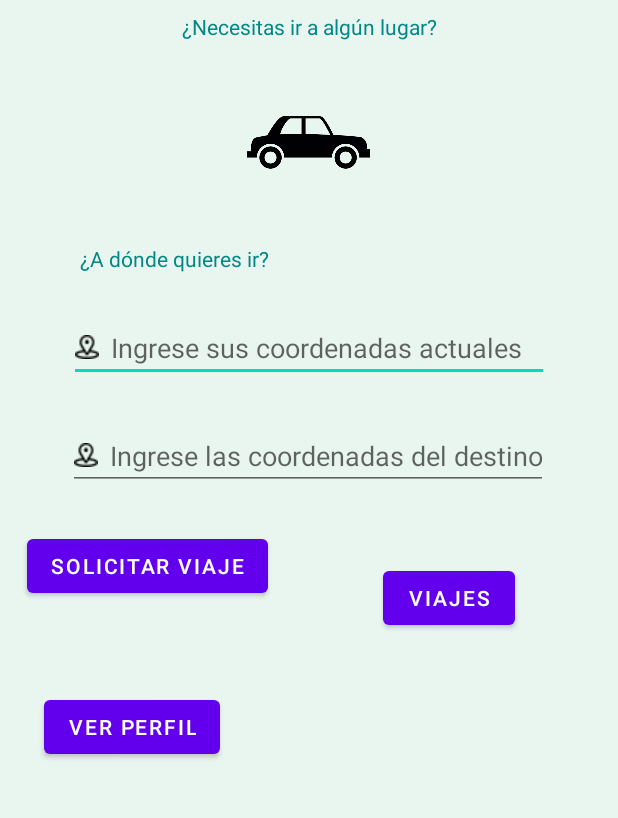
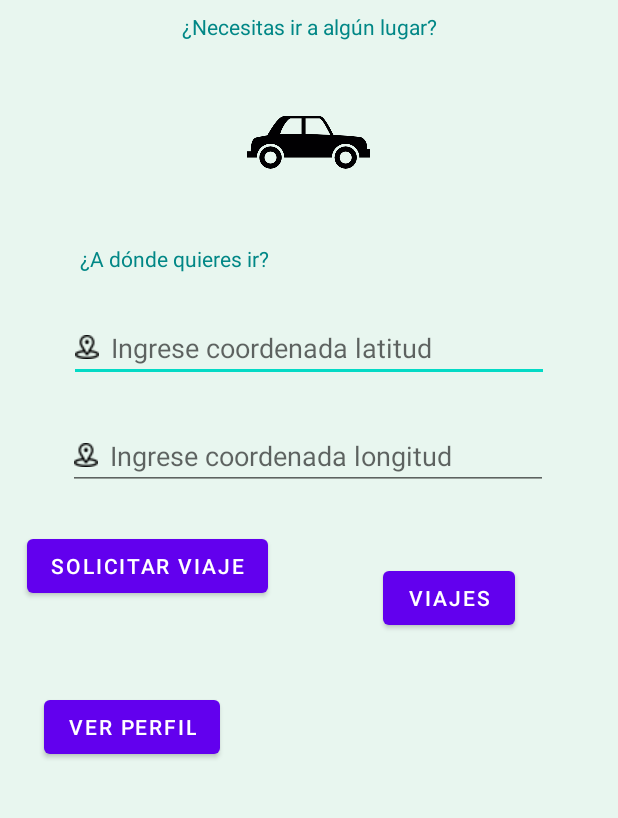
Before and after one commit to olvera93/AndroidStudio_Carpool, an Android app: the principalscreen screen opened directly, with no data from a screen before it, on a phone screen of 412 x 824 dp, the part 241-1059 px from its top. Run offline under Robolectric (Android 15) with nearby library versions, the phone set to English and light mode, and no system bars; 1 statement that could not run was skipped.

Commit message:
Add route
Traza la ruta de la ubicación a tu destino

```diff
--- a/app/build.gradle
+++ b/app/build.gradle
@@ -42,6 +42,11 @@ dependencies {
     implementation 'com.google.android.gms:play-services-maps:17.0.1'
     implementation 'com.google.android.gms:play-services-location:18.0.0'
 
+    implementation 'com.squareup.okhttp3:okhttp:3.10.0'
+    implementation 'com.google.code.gson:gson:2.8.5'
+    implementation 'com.google.maps.android:android-maps-utils:0.5'
+    implementation 'com.android.volley:volley:1.1.1'
+
     implementation 'androidx.legacy:legacy-support-v4:1.0.0'
 
     testImplementation 'junit:junit:4.+'
--- a/app/src/main/res/layout/activity_main.xml
+++ b/app/src/main/res/layout/activity_main.xml
@@ -54,7 +54,7 @@
         android:layout_width="wrap_content"
         android:layout_height="wrap_content"
         android:fontFamily="sans-serif-black"
-        android:text="@string/password_text"
+        android:text="@string/password"
         android:textColor="@color/teal_700"
         app:layout_constraintBottom_toTopOf="@+id/EditContrasena"
         app:layout_constraintEnd_toEndOf="parent"
@@ -68,7 +68,7 @@
         android:layout_width="280dp"
         android:layout_height="wrap_content"
         android:drawableLeft="@drawable/phone"
-        android:hint="@string/password"
+        android:hint="@string/password_text"
         android:inputType="textPassword"
         app:layout_constraintBottom_toBottomOf="parent"
         app:layout_constraintEnd_toEndOf="parent"
--- a/app/src/main/res/layout/activity_principalscreen.xml
+++ b/app/src/main/res/layout/activity_principalscreen.xml
@@ -44,7 +44,7 @@
         android:id="@+id/textView4"
         android:layout_width="wrap_content"
         android:layout_height="wrap_content"
-        android:text="¿Necesitas ir a algún lugar?"
+        android:text="@string/need_to_go_somewhere"
         android:textColor="@color/teal_700"
         app:layout_constraintBottom_toTopOf="@+id/imageView2"
         app:layout_constraintEnd_toEndOf="parent"
@@ -68,7 +68,7 @@
         android:id="@+id/textView5"
         android:layout_width="wrap_content"
         android:layout_height="wrap_content"
-        android:text="¿A dónde quieres ir?"
+        android:text="@string/where_go"
         android:textColor="@color/teal_700"
         app:layout_constraintBottom_toTopOf="@+id/EditCoordenadaActual"
         app:layout_constraintEnd_toEndOf="parent"
@@ -83,7 +83,7 @@
         android:layout_height="wrap_content"
         android:drawableLeft="@drawable/navigation"
         android:drawablePadding="8dp"
-        android:hint="@string/current_coordinates"
+        android:hint="@string/latitude_coordinates"
         android:inputType="numberDecimal|numberSigned"
         app:layout_constraintBottom_toTopOf="@+id/EditCoordenadaDestino"
         app:layout_constraintEnd_toEndOf="parent"
@@ -96,7 +96,7 @@
         android:layout_height="wrap_content"
         android:drawableLeft="@drawable/navigation"
         android:drawablePadding="8dp"
-        android:hint="@string/destination_coordinates"
+        android:hint="@string/longitude_coordinates"
         android:inputType="numberDecimal|numberSigned"
         app:layout_constraintBottom_toTopOf="@+id/button"
         app:layout_constraintEnd_toEndOf="parent"
--- a/app/src/main/res/values/google_maps_api.xml
+++ b/app/src/main/res/values/google_maps_api.xml
@@ -1,4 +1,4 @@
 <?xml version="1.0" encoding="utf-8"?>
 <resources>
-    <string name="google_maps_key" templateMergeStrategy="preserve" translatable="false" >AIzaSyDp_-BY1egQf8K7myJ3nEft77cP6dcqTS4</string>
+    <string name="google_maps_key" templateMergeStrategy="preserve" translatable="false" >AIzaSyCoBkAnnncuzu1xcNfGUx0LYBp30C29wdY</string>
 </resources>
--- a/app/src/main/res/values/strings.xml
+++ b/app/src/main/res/values/strings.xml
@@ -20,8 +20,8 @@
     <string name="register_login">¿Ya tienes una cuenta? <u>Inicia sesión</u></string>
     <string name="waiting_travel">Esperando Viaje...</string>
     <string name="register_nameTitle">Nombre completo</string>
-    <string name="current_coordinates">Ingrese sus coordenadas actuales</string>
-    <string name="destination_coordinates">Ingrese las coordenadas del destino</string>
+    <string name="latitude_coordinates">Ingrese coordenada latitud</string>
+    <string name="longitude_coordinates">Ingrese coordenada longitud</string>
     <string name="coordinate_error">Coordenadas no validas</string>
     <string name="editText_fullname_register">Coloca tu nombre completo</string>
     <string name="register_phonetitle">Número de teléfono</string>
@@ -32,7 +32,9 @@
     <string name="driver_name">Nombre del conductor</string>
     <string name="phone">Teléfono</string>
 
-
+    <!-- Valores pantalla principalScreen: -->
+    <string name="need_to_go_somewhere">¿Necesitas ir a algún lugar?</string>
+    <string name="where_go">¿A dónde quieres ir?</string>
 
 
 
```
Also changed, not shown: app/src/main/java/com/example/carpool/controllers/TravelScreen.kt (+63 -5 lines), 1 other file.
